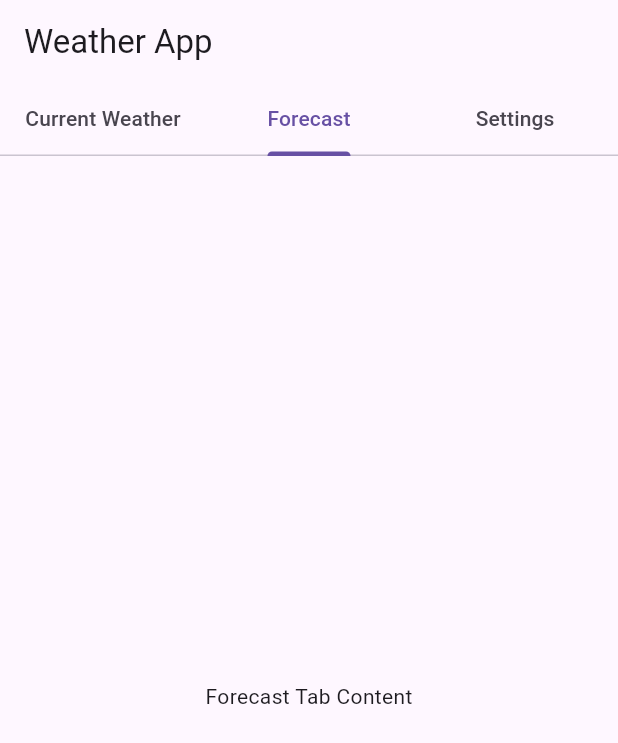
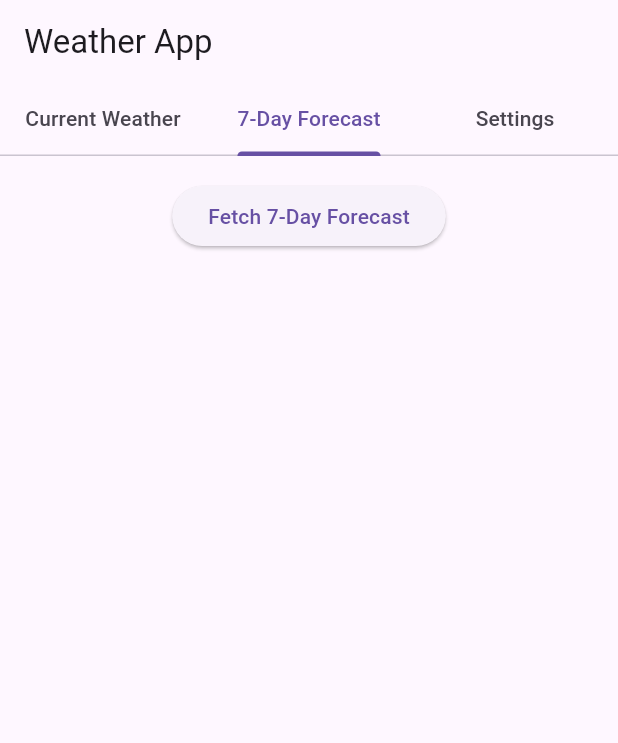
Before and after one commit to MAD743/Weather-App, a Flutter app: the screen it shows after launch, tab 2 chosen, on a phone screen of 412 x 824 dp. Shown: the top 743 px of the screen. Run offline on Flutter 3.47's test engine with Material 3 defaults, Android fonts, the phone set to English and light mode, and no system bars.

Commit message:
Implemented 7-day weather forecast feature

```diff
--- a/lib/main.dart
+++ b/lib/main.dart
@@ -51,6 +51,7 @@ class _TabsDemoState extends State<TabsDemo>
   String temperature = "--";
   String description = "--";
   final Random _random = Random();
+  List<Map<String, String>> weeklyForecast = [];
 
   void fetchWeather() {
     setState(() {
@@ -60,6 +61,18 @@ class _TabsDemoState extends State<TabsDemo>
       temperature = "${15 + _random.nextInt(16)}°C";
       List<String> conditions = ["Sunny", "Cloudy", "Rainy"];
       description = conditions[_random.nextInt(conditions.length)];
+    });
+  }
+
+  void fetchWeeklyForecast() {
+    setState(() {
+      weeklyForecast = List.generate(7, (index) {
+        return {
+          "day": "Day ${index + 1}",
+          "temperature": "${15 + _random.nextInt(16)}°C",
+          "condition": ["Sunny", "Cloudy", "Rainy"][_random.nextInt(3)],
+        };
+      });
     });
   }
 
@@ -97,7 +110,7 @@ class _TabsDemoState extends State<TabsDemo>
 
   @override
   Widget build(BuildContext context) {
-    final tabs = ['Current Weather', 'Forecast', 'Settings'];
+    final tabs = ['Current Weather', '7-Day Forecast', 'Settings'];
 
     return Scaffold(
       appBar: AppBar(
@@ -151,8 +164,32 @@ class _TabsDemoState extends State<TabsDemo>
               ],
             ),
           ),
-          // Forecast Tab Placeholder
-          const Center(child: Text('Forecast Tab Content')),
+          // 7-Day Forecast Tab
+          Padding(
+            padding: const EdgeInsets.all(16.0),
+            child: Column(
+              children: [
+                ElevatedButton(
+                  onPressed: fetchWeeklyForecast,
+                  child: const Text("Fetch 7-Day Forecast"),
+                ),
+                const SizedBox(height: 20),
+                Expanded(
+                  child: ListView.builder(
+                    itemCount: weeklyForecast.length,
+                    itemBuilder: (context, index) {
+                      final dayForecast = weeklyForecast[index];
+                      return ListTile(
+                        title: Text(dayForecast["day"]!),
+                        subtitle: Text(
+                            "Temp: ${dayForecast["temperature"]!}, ${dayForecast["condition"]!}"),
+                      );
+                    },
+                  ),
+                ),
+              ],
+            ),
+          ),
           // Settings Tab Placeholder
           Center(
             child: FloatingActionButton(
```
